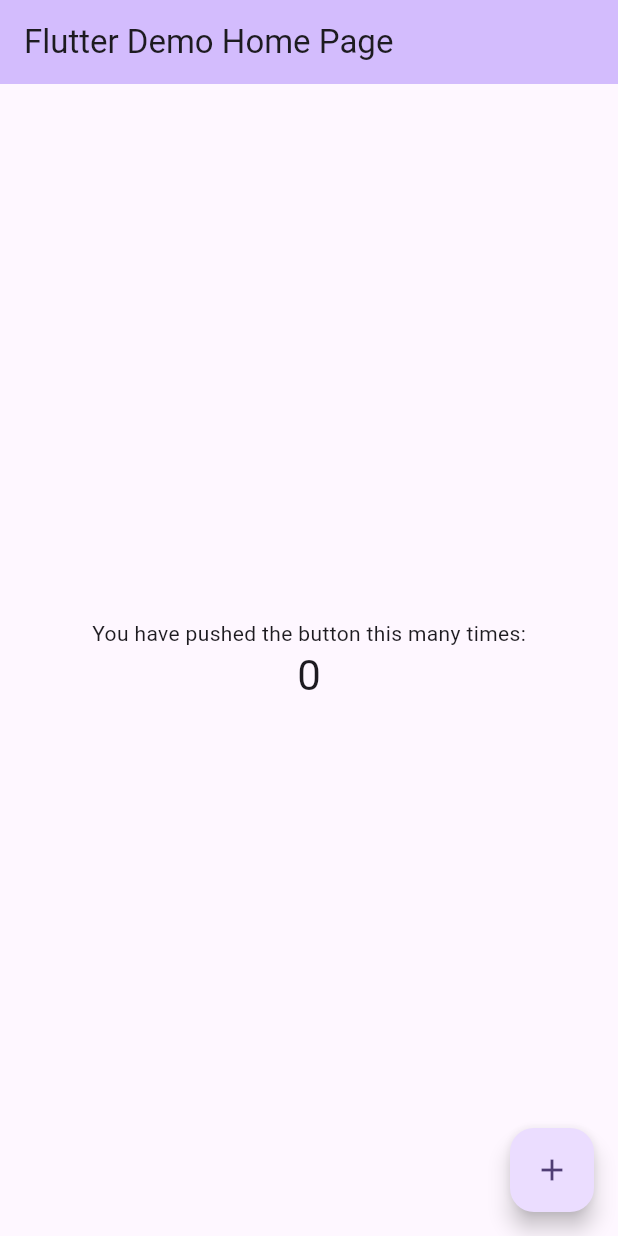
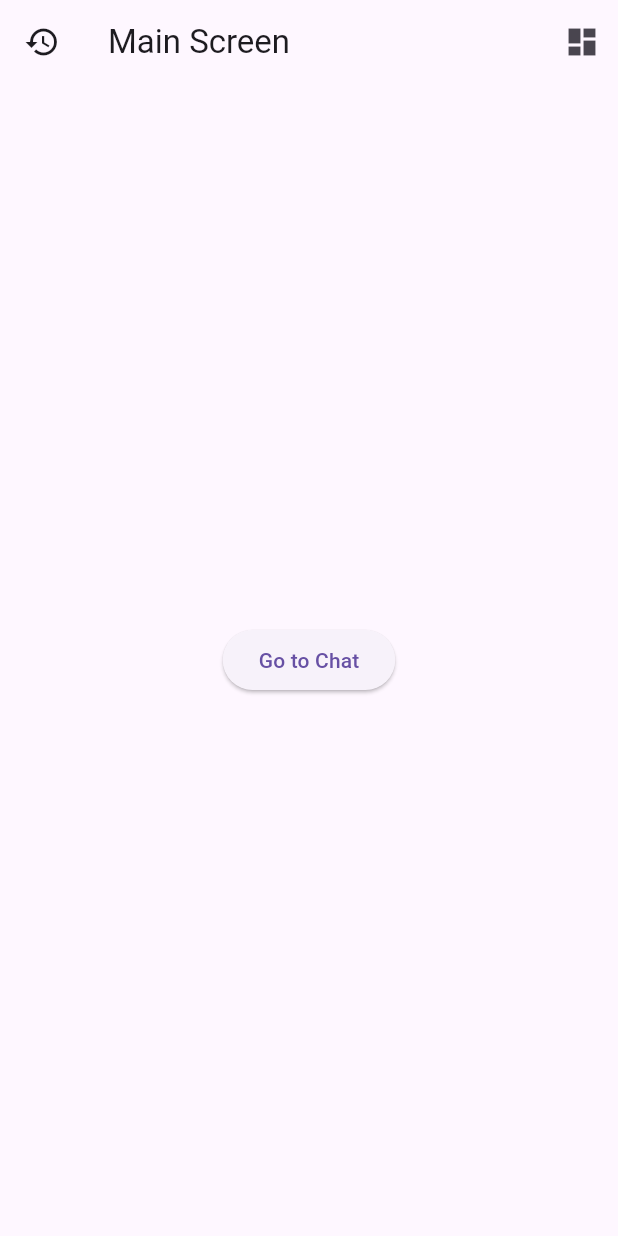
Before and after one commit to brittotprince/Lets_Split_UI-Flutter-, a Flutter app: the screen it shows after launch, on a phone screen of 412 x 824 dp. Run offline on Flutter 3.47's test engine with Material 3 defaults, Android fonts, the phone set to English and light mode, and no system bars; our stand-ins replace go_router.

Commit message:
Basic changes for navigation

```diff
--- /dev/null
+++ b/lib/chat_screen.dart
@@ -0,0 +1,15 @@
+import 'package:flutter/material.dart';
+
+class ChatScreen extends StatelessWidget {
+  @override
+  Widget build(BuildContext context) {
+    return Scaffold(
+      appBar: AppBar(
+        title: Text('Chat Screen'),
+      ),
+      body: Center(
+        child: Text('Chat Interface Here'),
+      ),
+    );
+  }
+}
--- a/lib/main.dart
+++ b/lib/main.dart
@@ -1,125 +1,42 @@
 import 'package:flutter/material.dart';
+import 'package:go_router/go_router.dart';
+import 'main_screen.dart';
+import 'chat_screen.dart';
+import 'history_screen.dart';
+import 'dashboard_screen.dart';
 
 void main() {
-  runApp(const MyApp());
+  runApp(MyApp());
 }
 
 class MyApp extends StatelessWidget {
-  const MyApp({super.key});
+  final GoRouter _router = GoRouter(
+    routes: [
+      GoRoute(
+        path: '/',
+        builder: (context, state) => MainScreen(),
+      ),
+      GoRoute(
+        path: '/chat',
+        builder: (context, state) => ChatScreen(),
+      ),
+      GoRoute(
+        path: '/history',
+        builder: (context, state) => HistoryScreen(),
+      ),
+      GoRoute(
+        path: '/dashboard',
+        builder: (context, state) => DashboardScreen(),
+      ),
+    ],
+  );
 
-  // This widget is the root of your application.
   @override
   Widget build(BuildContext context) {
-    return MaterialApp(
-      title: 'Flutter Demo',
-      theme: ThemeData(
-        // This is the theme of your application.
-        //
-        // TRY THIS: Try running your application with "flutter run". You'll see
-        // the application has a purple toolbar. Then, without quitting the app,
-        // try changing the seedColor in the colorScheme below to Colors.green
-        // and then invoke "hot reload" (save your changes or press the "hot
-        // reload" button in a Flutter-supported IDE, or press "r" if you used
-        // the command line to start the app).
-        //
-        // Notice that the counter didn't reset back to zero; the application
-        // state is not lost during the reload. To reset the state, use hot
-        // restart instead.
-        //
-        // This works for code too, not just values: Most code changes can be
-        // tested with just a hot reload.
-        colorScheme: ColorScheme.fromSeed(seedColor: Colors.deepPurple),
-        useMaterial3: true,
-      ),
-      home: const MyHomePage(title: 'Flutter Demo Home Page'),
+    return MaterialApp.router(
+      routerDelegate: _router.routerDelegate,
+      routeInformationParser: _router.routeInformationParser,
+      routeInformationProvider: _router.routeInformationProvider,
     );
   }
 }
-
-class MyHomePage extends StatefulWidget {
-  const MyHomePage({super.key, required this.title});
-
-  // This widget is the home page of your application. It is stateful, meaning
-  // that it has a State object (defined below) that contains fields that affect
-  // how it looks.
-
-  // This class is the configuration for the state. It holds the values (in this
-  // case the title) provided by the parent (in this case the App widget) and
-  // used by the build method of the State. Fields in a Widget subclass are
-  // always marked "final".
-
-  final String title;
-
-  @override
-  State<MyHomePage> createState() => _MyHomePageState();
-}
-
-class _MyHomePageState extends State<MyHomePage> {
-  int _counter = 0;
-
-  void _incrementCounter() {
-    setState(() {
-      // This call to setState tells the Flutter framework that something has
-      // changed in this State, which causes it to rerun the build method below
-      // so that the display can reflect the updated values. If we changed
-      // _counter without calling setState(), then the build method would not be
-      // called again, and so nothing would appear to happen.
-      _counter++;
-    });
-  }
-
-  @override
-  Widget build(BuildContext context) {
-    // This method is rerun every time setState is called, for instance as done
-    // by the _incrementCounter method above.
-    //
-    // The Flutter framework has been optimized to make rerunning build methods
-    // fast, so that you can just rebuild anything that needs updating rather
-    // than having to individually change instances of widgets.
-    return Scaffold(
-      appBar: AppBar(
-        // TRY THIS: Try changing the color here to a specific color (to
-        // Colors.amber, perhaps?) and trigger a hot reload to see the AppBar
-        // change color while the other colors stay the same.
-        backgroundColor: Theme.of(context).colorScheme.inversePrimary,
-        // Here we take the value from the MyHomePage object that was created by
-        // the App.build method, and use it to set our appbar title.
-        title: Text(widget.title),
-      ),
-      body: Center(
-        // Center is a layout widget. It takes a single child and positions it
-        // in the middle of the parent.
-        child: Column(
-          // Column is also a layout widget. It takes a list of children and
-          // arranges them vertically. By default, it sizes itself to fit its
-          // children horizontally, and tries to be as tall as its parent.
-          //
-          // Column has various properties to control how it sizes itself and
-          // how it positions its children. Here we use mainAxisAlignment to
-          // center the children vertically; the main axis here is the vertical
-          // axis because Columns are vertical (the cross axis would be
-          // horizontal).
-          //
-          // TRY THIS: Invoke "debug painting" (choose the "Toggle Debug Paint"
-          // action in the IDE, or press "p" in the console), to see the
-          // wireframe for each widget.
-          mainAxisAlignment: MainAxisAlignment.center,
-          children: <Widget>[
-            const Text(
-              'You have pushed the button this many times:',
-            ),
-            Text(
-              '$_counter',
-              style: Theme.of(context).textTheme.headlineMedium,
-            ),
-          ],
-        ),
-      ),
-      floatingActionButton: FloatingActionButton(
-        onPressed: _incrementCounter,
-        tooltip: 'Increment',
-        child: const Icon(Icons.add),
-      ), // This trailing comma makes auto-formatting nicer for build methods.
-    );
-  }
-}
--- /dev/null
+++ b/lib/main_screen.dart
@@ -0,0 +1,35 @@
+import 'package:flutter/material.dart';
+import 'package:go_router/go_router.dart';
+
+class MainScreen extends StatelessWidget {
+  @override
+  Widget build(BuildContext context) {
+    return Scaffold(
+      appBar: AppBar(
+        title: Text('Main Screen'),
+        leading: IconButton(
+          icon: Icon(Icons.history),
+          onPressed: () {
+            context.go('/history');
+          },
+        ),
+        actions: [
+          IconButton(
+            icon: Icon(Icons.dashboard),
+            onPressed: () {
+              context.go('/dashboard');
+            },
+          ),
+        ],
+      ),
+      body: Center(
+        child: ElevatedButton(
+          onPressed: () {
+            context.go('/chat');
+          },
+          child: Text('Go to Chat'),
+        ),
+      ),
+    );
+  }
+}
--- a/pubspec.yaml
+++ b/pubspec.yaml
@@ -30,6 +30,7 @@ environment:
 dependencies:
   flutter:
     sdk: flutter
+    go_router: ^6.0.0
 
 
   # The following adds the Cupertino Icons font to your application.
```
Also changed, not shown: lib/dashboard_screen.dart (added, +15 -0 lines), lib/history_screen.dart (added, +15 -0 lines).
